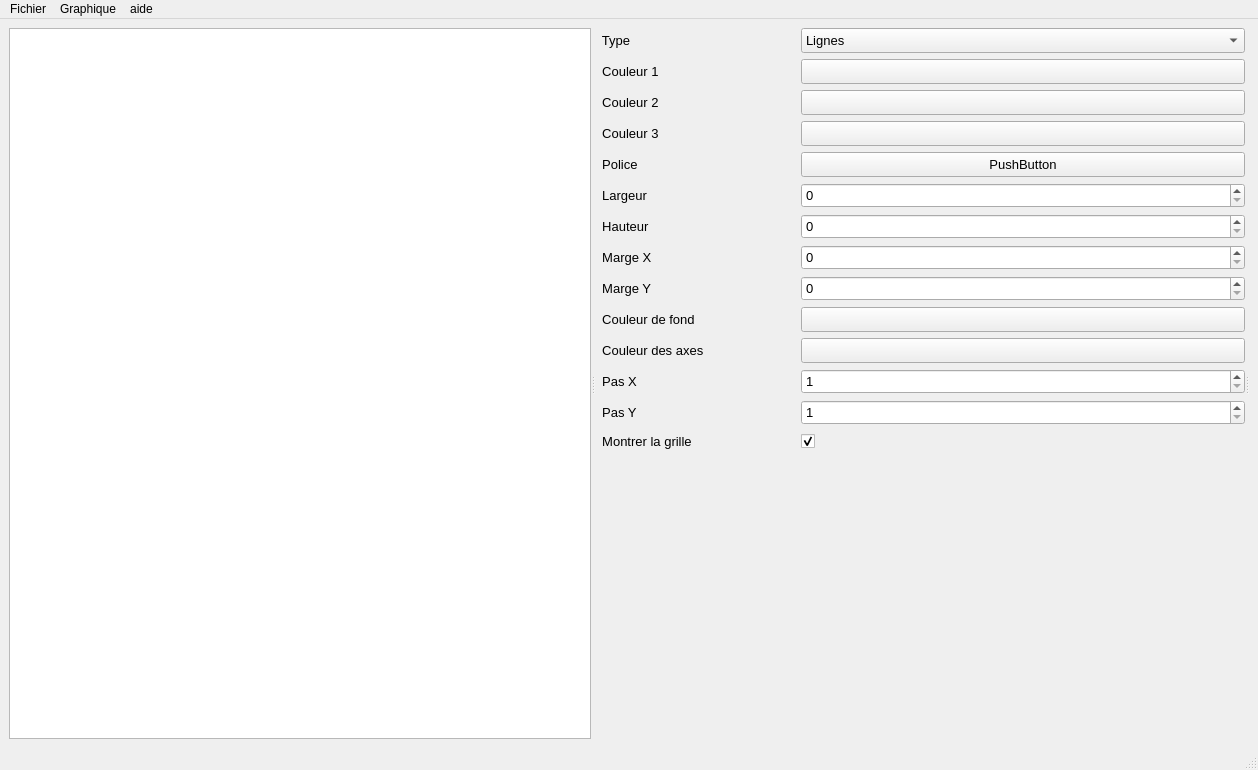
Qt form L3_Project/mainwindow.ui (Charles-Svg/Projet_Qt_L3) before a commit.
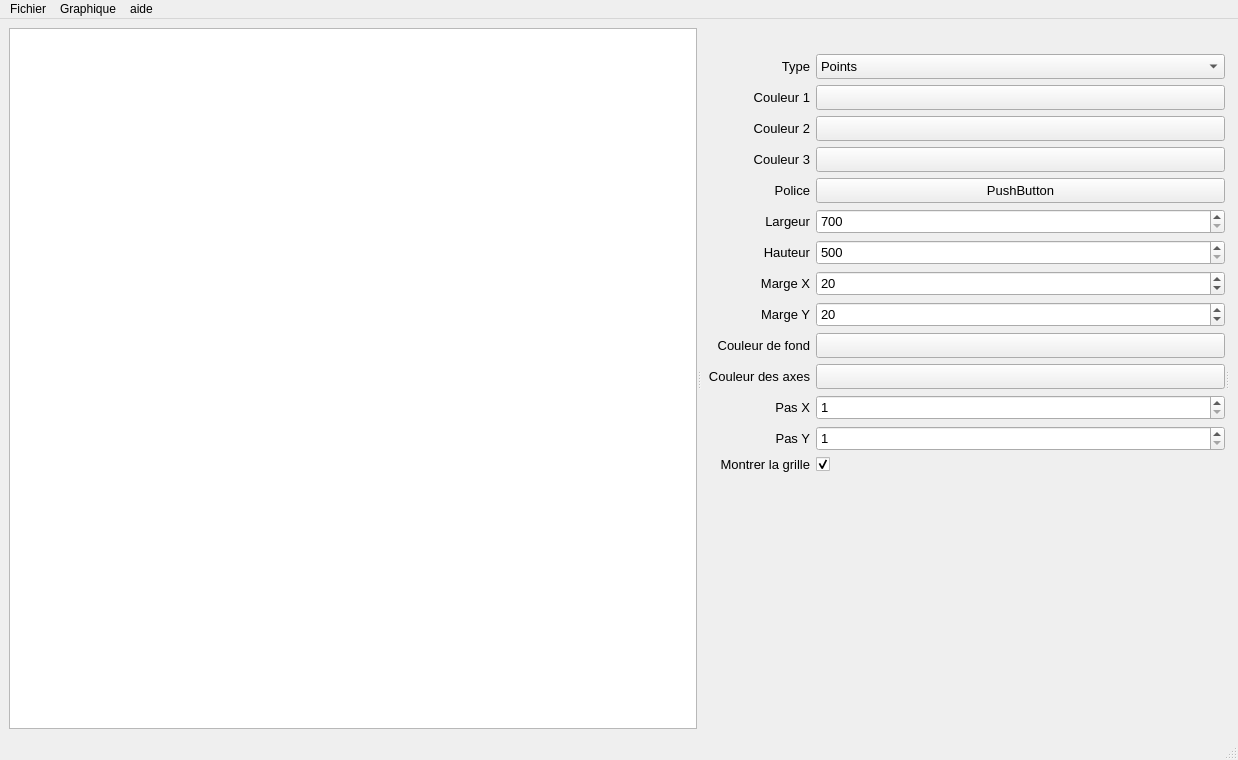
The same form after that commit.

What changed in the file:
```diff
--- a/L3_Project/mainwindow.ui
+++ b/L3_Project/mainwindow.ui
@@ -6,8 +6,8 @@
    <rect>
     <x>0</x>
     <y>0</y>
-    <width>1258</width>
-    <height>770</height>
+    <width>1238</width>
+    <height>760</height>
    </rect>
   </property>
   <property name="windowTitle">
@@ -78,38 +78,12 @@
       <widget class="QWidget" name="formLayoutWidget">
        <layout class="QFormLayout" name="formLayout">
         <property name="labelAlignment">
-         <set>Qt::AlignHCenter|Qt::AlignTop</set>
+         <set>Qt::AlignRight|Qt::AlignTop|Qt::AlignTrailing</set>
         </property>
         <property name="formAlignment">
-         <set>Qt::AlignHCenter|Qt::AlignTop</set>
+         <set>Qt::AlignLeading|Qt::AlignLeft|Qt::AlignTop</set>
         </property>
-        <item row="0" column="0">
-         <widget class="QLabel" name="label">
-          <property name="sizePolicy">
-           <sizepolicy hsizetype="Preferred" vsizetype="Preferred">
-            <horstretch>0</horstretch>
-            <verstretch>0</verstretch>
-           </sizepolicy>
-          </property>
-          <property name="minimumSize">
-           <size>
-            <width>200</width>
-            <height>20</height>
-           </size>
-          </property>
-          <property name="font">
-           <font>
-            <pointsize>10</pointsize>
-            <weight>50</weight>
-            <bold>false</bold>
-           </font>
-          </property>
-          <property name="text">
-           <string>  Type</string>
-          </property>
-         </widget>
-        </item>
-        <item row="0" column="1">
+        <item row="1" column="1">
          <widget class="QComboBox" name="comboBox">
           <property name="sizePolicy">
            <sizepolicy hsizetype="Preferred" vsizetype="Preferred">
@@ -119,7 +93,7 @@
           </property>
           <property name="minimumSize">
            <size>
-            <width>50</width>
+            <width>25</width>
             <height>25</height>
            </size>
           </property>
@@ -134,11 +108,6 @@
             <pointsize>10</pointsize>
            </font>
           </property>
-          <item>
-           <property name="text">
-            <string>Lignes</string>
-           </property>
-          </item>
           <item>
            <property name="text">
             <string>Points</string>
@@ -146,7 +115,7 @@
           </item>
          </widget>
         </item>
-        <item row="1" column="0">
+        <item row="2" column="0">
          <widget class="QLabel" name="label_2">
           <property name="sizePolicy">
            <sizepolicy hsizetype="Preferred" vsizetype="Preferred">
@@ -156,7 +125,7 @@
           </property>
           <property name="minimumSize">
            <size>
-            <width>200</width>
+            <width>0</width>
             <height>0</height>
            </size>
           </property>
@@ -168,9 +137,31 @@
           <property name="text">
            <string>  Couleur 1</string>
           </property>
+          <property name="alignment">
+           <set>Qt::AlignRight|Qt::AlignTrailing|Qt::AlignVCenter</set>
+          </property>
          </widget>
         </item>
-        <item row="2" column="0">
+        <item row="2" column="1">
+         <widget class="QPushButton" name="pushButtonColor1">
+          <property name="sizePolicy">
+           <sizepolicy hsizetype="Preferred" vsizetype="Preferred">
+            <horstretch>0</horstretch>
+            <verstretch>0</verstretch>
+           </sizepolicy>
+          </property>
+          <property name="minimumSize">
+           <size>
+            <width>0</width>
+            <height>25</height>
+           </size>
+          </property>
+          <property name="text">
+           <string/>
+          </property>
+         </widget>
+        </item>
+        <item row="3" column="0">
          <widget class="QLabel" name="label_3">
           <property name="sizePolicy">
            <sizepolicy hsizetype="Preferred" vsizetype="Preferred">
@@ -180,7 +171,7 @@
           </property>
           <property name="minimumSize">
            <size>
-            <width>200</width>
+            <width>0</width>
             <height>0</height>
            </size>
           </property>
@@ -192,9 +183,31 @@
           <property name="text">
            <string>  Couleur 2</string>
           </property>
+          <property name="alignment">
+           <set>Qt::AlignRight|Qt::AlignTrailing|Qt::AlignVCenter</set>
+          </property>
          </widget>
         </item>
-        <item row="3" column="0">
+        <item row="3" column="1">
+         <widget class="QPushButton" name="pushButtonColor2">
+          <property name="sizePolicy">
+           <sizepolicy hsizetype="Preferred" vsizetype="Preferred">
+            <horstretch>0</horstretch>
+            <verstretch>0</verstretch>
+           </sizepolicy>
+          </property>
+          <property name="minimumSize">
+           <size>
+            <width>0</width>
+            <height>25</height>
+           </size>
+          </property>
+          <property name="text">
+           <string/>
+          </property>
+         </widget>
+        </item>
+        <item row="4" column="0">
          <widget class="QLabel" name="label_4">
           <property name="sizePolicy">
            <sizepolicy hsizetype="Preferred" vsizetype="Preferred">
@@ -204,7 +217,7 @@
           </property>
           <property name="minimumSize">
            <size>
-            <width>200</width>
+            <width>0</width>
             <height>0</height>
            </size>
           </property>
@@ -216,13 +229,35 @@
           <property name="text">
            <string>  Couleur 3</string>
           </property>
+          <property name="alignment">
+           <set>Qt::AlignRight|Qt::AlignTrailing|Qt::AlignVCenter</set>
+          </property>
          </widget>
         </item>
-        <item row="4" column="0">
+        <item row="4" column="1">
+         <widget class="QPushButton" name="pushButtonColor3">
+          <property name="sizePolicy">
+           <sizepolicy hsizetype="Preferred" vsizetype="Preferred">
+            <horstretch>0</horstretch>
+            <verstretch>0</verstretch>
+           </sizepolicy>
+          </property>
+          <property name="minimumSize">
+           <size>
+            <width>0</width>
+            <height>25</height>
+           </size>
+          </property>
+          <property name="text">
+           <string/>
+          </property>
+         </widget>
+        </item>
+        <item row="5" column="0">
          <widget class="QLabel" name="label_5">
           <property name="minimumSize">
            <size>
-            <width>200</width>
+            <width>0</width>
             <height>0</height>
            </size>
           </property>
@@ -234,13 +269,40 @@
           <property name="text">
            <string>  Police</string>
           </property>
+          <property name="alignment">
+           <set>Qt::AlignRight|Qt::AlignTrailing|Qt::AlignVCenter</set>
+          </property>
          </widget>
         </item>
-        <item row="5" column="0">
+        <item row="5" column="1">
+         <widget class="QPushButton" name="pushButtonPolice">
+          <property name="sizePolicy">
+           <sizepolicy hsizetype="Preferred" vsizetype="Preferred">
+            <horstretch>0</horstretch>
+            <verstretch>0</verstretch>
+           </sizepolicy>
+          </property>
+          <property name="minimumSize">
+           <size>
+            <width>0</width>
+            <height>25</height>
+           </size>
+          </property>
+          <property name="font">
+           <font>
+            <pointsize>10</pointsize>
+           </font>
+          </property>
+          <property name="text">
+           <string>PushButton</string>
+          </property>
+         </widget>
+        </item>
+        <item row="6" column="0">
          <widget class="QLabel" name="label_6">
           <property name="minimumSize">
            <size>
-            <width>200</width>
+            <width>0</width>
             <height>0</height>
            </size>
           </property>
@@ -258,13 +320,49 @@
           <property name="text">
            <string>  Largeur</string>
           </property>
+          <property name="alignment">
+           <set>Qt::AlignRight|Qt::AlignTrailing|Qt::AlignVCenter</set>
+          </property>
          </widget>
         </item>
-        <item row="6" column="0">
+        <item row="6" column="1">
+         <widget class="QSpinBox" name="spinBoxLargeur">
+          <property name="sizePolicy">
+           <sizepolicy hsizetype="Preferred" vsizetype="Preferred">
+            <horstretch>0</horstretch>
+            <verstretch>0</verstretch>
+           </sizepolicy>
+          </property>
+          <property name="minimumSize">
+           <size>
+            <width>0</width>
+            <height>25</height>
+           </size>
+          </property>
+          <property name="baseSize">
+           <size>
+            <width>0</width>
+            <height>25</height>
+           </size>
+          </property>
+          <property name="font">
+           <font>
+            <pointsize>10</pointsize>
+           </font>
+          </property>
+          <property name="minimum">
+           <number>700</number>
+          </property>
+          <property name="maximum">
+           <number>20000</number>
+          </property>
+         </widget>
+        </item>
+        <item row="7" column="0">
          <widget class="QLabel" name="label_7">
           <property name="minimumSize">
            <size>
-            <width>200</width>
+            <width>0</width>
             <height>0</height>
            </size>
           </property>
@@ -276,13 +374,43 @@
           <property name="text">
            <string>  Hauteur</string>
           </property>
+          <property name="alignment">
+           <set>Qt::AlignRight|Qt::AlignTrailing|Qt::AlignVCenter</set>
+          </property>
          </widget>
         </item>
-        <item row="7" column="0">
+        <item row="7" column="1">
+         <widget class="QSpinBox" name="spinBoxHauteur">
+          <property name="sizePolicy">
+           <sizepolicy hsizetype="Preferred" vsizetype="Preferred">
+            <horstretch>0</horstretch>
+            <verstretch>0</verstretch>
+           </sizepolicy>
+          </property>
+          <property name="minimumSize">
+           <size>
+            <width>0</width>
+            <height>25</height>
+           </size>
+          </property>
+          <property name="font">
+           <font>
+            <pointsize>10</pointsize>
+           </font>
+          </property>
+          <property name="minimum">
+           <number>500</number>
+          </property>
+          <property name="maximum">
+           <number>2000</number>
+          </property>
+         </widget>
+        </item>
+        <item row="8" column="0">
          <widget class="QLabel" name="label_8">
           <property name="minimumSize">
            <size>
-            <width>200</width>
+            <width>0</width>
             <height>0</height>
            </size>
           </property>
@@ -294,13 +422,46 @@
           <property name="text">
            <string>  Marge X</string>
           </property>
+          <property name="alignment">
+           <set>Qt::AlignRight|Qt::AlignTrailing|Qt::AlignVCenter</set>
+          </property>
          </widget>
         </item>
-        <item row="8" column="0">
+        <item row="8" column="1">
+         <widget class="QSpinBox" name="spinBoxMargeX">
+          <property name="sizePolicy">
+           <sizepolicy hsizetype="Preferred" vsizetype="Preferred">
+            <horstretch>0</horstretch>
+            <verstretch>0</verstretch>
+           </sizepolicy>
+          </property>
+          <property name="minimumSize">
+           <size>
+            <width>0</width>
+            <height>25</height>
+           </size>
+          </property>
+          <property name="font">
+           <font>
+            <pointsize>10</pointsize>
+           </font>
+          </property>
+          <property name="minimum">
+           <number>0</number>
+          </property>
+          <property name="maximum">
+           <number>80</number>
+          </property>
+          <property name="value">
+           <number>20</number>
+          </property>
+         </widget>
+        </item>
+        <item row="9" column="0">
          <widget class="QLabel" name="label_9">
           <property name="minimumSize">
            <size>
-            <width>200</width>
+            <width>0</width>
             <height>0</height>
            </size>
           </property>
@@ -318,13 +479,49 @@
           <property name="text">
            <string>  Marge Y</string>
           </property>
+          <property name="alignment">
+           <set>Qt::AlignRight|Qt::AlignTrailing|Qt::AlignVCenter</set>
+          </property>
          </widget>
         </item>
-        <item row="9" column="0">
+        <item row="9" column="1">
+         <widget class="QSpinBox" name="spinBoxMargeY">
+          <property name="sizePolicy">
+           <sizepolicy hsizetype="Preferred" vsizetype="Preferred">
+            <horstretch>0</horstretch>
+            <verstretch>0</verstretch>
+           </sizepolicy>
+          </property>
+          <property name="minimumSize">
+           <size>
+            <width>0</width>
+            <height>25</height>
+           </size>
+          </property>
+          <property name="font">
+           <font>
+            <pointsize>10</pointsize>
+           </font>
+          </property>
+          <property name="maximum">
+           <number>80</number>
+          </property>
+          <property name="value">
+           <number>20</number>
+          </property>
+         </widget>
+        </item>
+        <item row="10" column="0">
          <widget class="QLabel" name="label_10">
+          <property name="sizePolicy">
+           <sizepolicy hsizetype="Expanding" vsizetype="Preferred">
+            <horstretch>0</horstretch>
+            <verstretch>0</verstretch>
+           </sizepolicy>
+          </property>
           <property name="minimumSize">
            <size>
-            <width>200</width>
+            <width>0</width>
             <height>0</height>
            </size>
           </property>
@@ -336,13 +533,35 @@
           <property name="text">
            <string>  Couleur de fond</string>
           </property>
+          <property name="alignment">
+           <set>Qt::AlignRight|Qt::AlignTrailing|Qt::AlignVCenter</set>
+          </property>
          </widget>
         </item>
-        <item row="10" column="0">
+        <item row="10" column="1">
+         <widget class="QPushButton" name="pushButtonBackgroundColor">
+          <property name="sizePolicy">
+           <sizepolicy hsizetype="Preferred" vsizetype="Preferred">
+            <horstretch>0</horstretch>
+            <verstretch>0</verstretch>
+           </sizepolicy>
+          </property>
+          <property name="minimumSize">
+           <size>
+            <width>0</width>
+            <height>25</height>
+           </size>
+          </property>
+          <property name="text">
+           <string/>
+          </property>
+         </widget>
+        </item>
+        <item row="11" column="0">
          <widget class="QLabel" name="label_11">
           <property name="minimumSize">
            <size>
-            <width>200</width>
+            <width>0</width>
             <height>0</height>
            </size>
           </property>
@@ -354,13 +573,35 @@
           <property name="text">
            <string>  Couleur des axes</string>
           </property>
+          <property name="alignment">
+           <set>Qt::AlignRight|Qt::AlignTrailing|Qt::AlignVCenter</set>
+          </property>
          </widget>
         </item>
-        <item row="11" column="0">
+        <item row="11" column="1">
+         <widget class="QPushButton" name="pushButtonAxeColor">
+          <property name="sizePolicy">
+           <sizepolicy hsizetype="Preferred" vsizetype="Preferred">
+            <horstretch>0</horstretch>
+            <verstretch>0</verstretch>
+           </sizepolicy>
+          </property>
+          <property name="minimumSize">
+           <size>
+            <width>0</width>
+            <height>25</height>
+           </size>
+          </property>
+          <property name="text">
+           <string/>
+          </property>
+         </widget>
+        </item>
+        <item row="12" column="0">
          <widget class="QLabel" name="label_12">
           <property name="minimumSize">
            <size>
-            <width>200</width>
+            <width>0</width>
             <height>0</height>
            </size>
           </property>
@@ -372,13 +613,40 @@
           <property name="text">
            <string>  Pas X</string>
           </property>
+          <property name="alignment">
+           <set>Qt::AlignRight|Qt::AlignTrailing|Qt::AlignVCenter</set>
+          </property>
          </widget>
         </item>
-        <item row="12" column="0">
+        <item row="12" column="1">
+         <widget class="QSpinBox" name="spinBoxPasX">
+          <property name="sizePolicy">
+           <sizepolicy hsizetype="Preferred" vsizetype="Preferred">
+            <horstretch>0</horstretch>
+            <verstretch>0</verstretch>
+           </sizepolicy>
+          </property>
+          <property name="minimumSize">
+           <size>
+            <width>0</width>
+            <height>25</height>
+           </size>
+          </property>
+          <property name="font">
+           <font>
+            <pointsize>10</pointsize>
+           </font>
+          </property>
+          <property name="minimum">
+           <number>1</number>
+          </property>
+         </widget>
+        </item>
+        <item row="13" column="0">
          <widget class="QLabel" name="label_13">
           <property name="minimumSize">
            <size>
-            <width>200</width>
+            <width>0</width>
             <height>0</height>
            </size>
           </property>
@@ -390,13 +658,46 @@
           <property name="text">
            <string>  Pas Y</string>
           </property>
+          <property name="alignment">
+           <set>Qt::AlignRight|Qt::AlignTrailing|Qt::AlignVCenter</set>
+          </property>
          </widget>
         </item>
-        <item row="13" column="0">
+        <item row="13" column="1">
+         <widget class="QSpinBox" name="spinBoxPasY">
+          <property name="sizePolicy">
+           <sizepolicy hsizetype="Preferred" vsizetype="Preferred">
+            <horstretch>0</horstretch>
+            <verstretch>0</verstretch>
+           </sizepolicy>
+          </property>
+          <property name="minimumSize">
+           <size>
+            <width>0</width>
+            <height>25</height>
+           </size>
+          </property>
+          <property name="font">
+           <font>
+            <pointsize>10</pointsize>
+           </font>
+          </property>
+          <property name="minimum">
+           <number>1</number>
+          </property>
+         </widget>
+        </item>
+        <item row="14" column="0">
          <widget class="QLabel" name="label_14">
+          <property name="sizePolicy">
+           <sizepolicy hsizetype="Expanding" vsizetype="Preferred">
+            <horstretch>0</horstretch>
+            <verstretch>0</verstretch>
+           </sizepolicy>
+          </property>
           <property name="minimumSize">
            <size>
-            <width>200</width>
+            <width>0</width>
             <height>0</height>
            </size>
           </property>
@@ -414,9 +715,12 @@
           <property name="text">
            <string>  Montrer la grille</string>
           </property>
+          <property name="alignment">
+           <set>Qt::AlignRight|Qt::AlignTrailing|Qt::AlignVCenter</set>
+          </property>
          </widget>
         </item>
-        <item row="13" column="1">
+        <item row="14" column="1">
          <widget class="QCheckBox" name="checkBoxGrille">
           <property name="sizePolicy">
            <sizepolicy hsizetype="Preferred" vsizetype="Preferred">
@@ -430,14 +734,14 @@
            </font>
           </property>
           <property name="text">
-           <string>  </string>
+           <string/>
           </property>
           <property name="checked">
            <bool>true</bool>
           </property>
          </widget>
         </item>
-        <item row="14" column="0">
+        <item row="15" column="0">
          <spacer name="verticalSpacer">
           <property name="orientation">
            <enum>Qt::Vertical</enum>
@@ -450,10 +754,10 @@
           </property>
          </spacer>
         </item>
-        <item row="5" column="1">
-         <widget class="QSpinBox" name="spinBoxLargeur">
+        <item row="1" column="0">
+         <widget class="QLabel" name="label">
           <property name="sizePolicy">
-           <sizepolicy hsizetype="Preferred" vsizetype="Preferred">
+           <sizepolicy hsizetype="Expanding" vsizetype="Preferred">
             <horstretch>0</horstretch>
             <verstretch>0</verstretch>
            </sizepolicy>
@@ -461,7 +765,7 @@
           <property name="minimumSize">
            <size>
             <width>0</width>
-            <height>25</height>
+            <height>0</height>
            </size>
           </property>
           <property name="baseSize">
@@ -473,191 +777,33 @@
           <property name="font">
            <font>
             <pointsize>10</pointsize>
+            <weight>50</weight>
+            <bold>false</bold>
            </font>
           </property>
-         </widget>
-        </item>
-        <item row="6" column="1">
-         <widget class="QSpinBox" name="spinBoxHeuteur">
-          <property name="sizePolicy">
-           <sizepolicy hsizetype="Preferred" vsizetype="Preferred">
-            <horstretch>0</horstretch>
-            <verstretch>0</verstretch>
-           </sizepolicy>
-          </property>
-          <property name="minimumSize">
-           <size>
-            <width>0</width>
-            <height>25</height>
-           </size>
-          </property>
-          <property name="font">
-           <font>
-            <pointsize>10</pointsize>
-           </font>
-          </property>
-         </widget>
-        </item>
-        <item row="7" column="1">
-         <widget class="QSpinBox" name="spinBoxMargeX">
-          <property name="sizePolicy">
-           <sizepolicy hsizetype="Preferred" vsizetype="Preferred">
-            <horstretch>0</horstretch>
-            <verstretch>0</verstretch>
-           </sizepolicy>
-          </property>
-          <property name="minimumSize">
-           <size>
-            <width>0</width>
-            <height>25</height>
-           </size>
-          </property>
-          <property name="font">
-           <font>
-            <pointsize>10</pointsize>
-           </font>
-          </property>
-         </widget>
-        </item>
-        <item row="8" column="1">
-         <widget class="QSpinBox" name="spinBoxMargeY">
-          <property name="minimumSize">
-           <size>
-            <width>0</width>
-            <height>25</height>
-           </size>
-          </property>
-          <property name="font">
-           <font>
-            <pointsize>10</pointsize>
-           </font>
-          </property>
-         </widget>
-        </item>
-        <item row="11" column="1">
-         <widget class="QSpinBox" name="spinBoxPasX">
-          <property name="sizePolicy">
-           <sizepolicy hsizetype="Preferred" vsizetype="Preferred">
-            <horstretch>0</horstretch>
-            <verstretch>0</verstretch>
-           </sizepolicy>
-          </property>
-          <property name="minimumSize">
-           <size>
-            <width>0</width>
-            <height>25</height>
-           </size>
-          </property>
-          <property name="font">
-           <font>
-            <pointsize>10</pointsize>
-           </font>
-          </property>
-          <property name="minimum">
-           <number>1</number>
-          </property>
-         </widget>
-        </item>
-        <item row="12" column="1">
-         <widget class="QSpinBox" name="spinBoxPasY">
-          <property name="minimumSize">
-           <size>
-            <width>0</width>
-            <height>25</height>
-           </size>
-          </property>
-          <property name="font">
-           <font>
-            <pointsize>10</pointsize>
-           </font>
-          </property>
-          <property name="minimum">
-           <number>1</number>
-          </property>
-         </widget>
-        </item>
-        <item row="4" column="1">
-         <widget class="QPushButton" name="pushButtonPolice">
-          <property name="minimumSize">
-           <size>
-            <width>0</width>
-            <height>25</height>
-           </size>
-          </property>
-          <property name="font">
-           <font>
-            <pointsize>10</pointsize>
-           </font>
-          </property>
           <property name="text">
-           <string>PushButton</string>
+           <string>Type</string>
           </property>
-         </widget>
-        </item>
-        <item row="1" column="1">
-         <widget class="QPushButton" name="pushButtonColor1">
-          <property name="minimumSize">
-           <size>
-            <width>0</width>
-            <height>25</height>
-           </size>
+          <property name="alignment">
+           <set>Qt::AlignRight|Qt::AlignTrailing|Qt::AlignVCenter</set>
           </property>
-          <property name="text">
-           <string/>
-          </property>
          </widget>
         </item>
-        <item row="2" column="1">
-         <widget class="QPushButton" name="pushButtonColor2">
-          <property name="minimumSize">
-           <size>
-            <width>0</width>
-            <height>25</height>
-           </size>
+        <item row="0" column="0">
+         <spacer name="verticalSpacer_2">
+          <property name="orientation">
+           <enum>Qt::Vertical</enum>
           </property>
-          <property name="text">
-           <string/>
+          <property name="sizeType">
+           <enum>QSizePolicy::Fixed</enum>
           </property>
-         </widget>
-        </item>
-        <item row="3" column="1">
-         <widget class="QPushButton" name="pushButtonColor3">
-          <property name="minimumSize">
+          <property name="sizeHint" stdset="0">
            <size>
-            <width>0</width>
-            <height>25</height>
+            <width>20</width>
+            <height>20</height>
            </size>
           </property>
-          <property name="text">
-           <string/>
-          </property>
-         </widget>
-        </item>
-        <item row="9" column="1">
-         <widget class="QPushButton" name="pushButtonBackgroundColor">
-          <property name="minimumSize">
-           <size>
-            <width>0</width>
-            <height>25</height>
-           </size>
-          </property>
-          <property name="text">
-           <string/>
-          </property>
-         </widget>
-        </item>
-        <item row="10" column="1">
-         <widget class="QPushButton" name="pushButtonAxeColor">
-          <property name="minimumSize">
-           <size>
-            <width>0</width>
-            <height>25</height>
-           </size>
-          </property>
-          <property name="text">
-           <string/>
-          </property>
-         </widget>
+         </spacer>
         </item>
        </layout>
       </widget>
@@ -673,7 +819,7 @@
     <rect>
      <x>0</x>
      <y>0</y>
-     <width>1258</width>
+     <width>1238</width>
      <height>20</height>
     </rect>
    </property>
```
Left out of the diff: 22 changed lines with no effect on the pictures.
